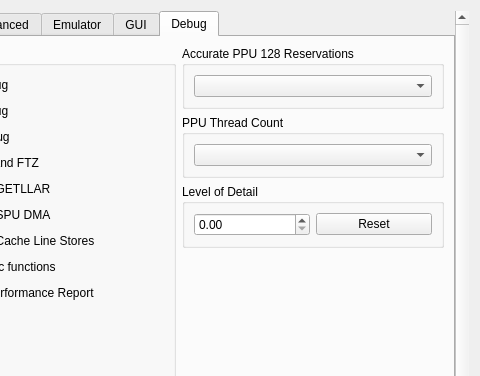
Above: rpcs3/rpcs3qt/settings_dialog.ui from RPCS3/rpcs3 before the change; both pictures show x 376 to 856 and y 0 to 376 of the 856 by 688 pixel window. Below: the same form after it.
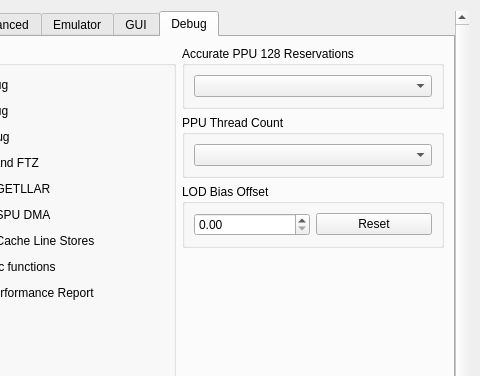
That is the form after the change. The open tabs and pages were chosen to show the change. Icons and pictures are not drawn.

Commit message: Fix LOD bias widget title.

```diff
--- a/rpcs3/rpcs3qt/settings_dialog.ui
+++ b/rpcs3/rpcs3qt/settings_dialog.ui
@@ -4161,7 +4161,7 @@
              <item>
               <widget class="QGroupBox" name="gb_Level_of_Detail">
                <property name="title">
-                <string>Level of Detail</string>
+                <string>LOD Bias Offset</string>
                </property>
                <layout class="QVBoxLayout" name="gb_Level_of_Detail_Layout">
                 <item>
```
